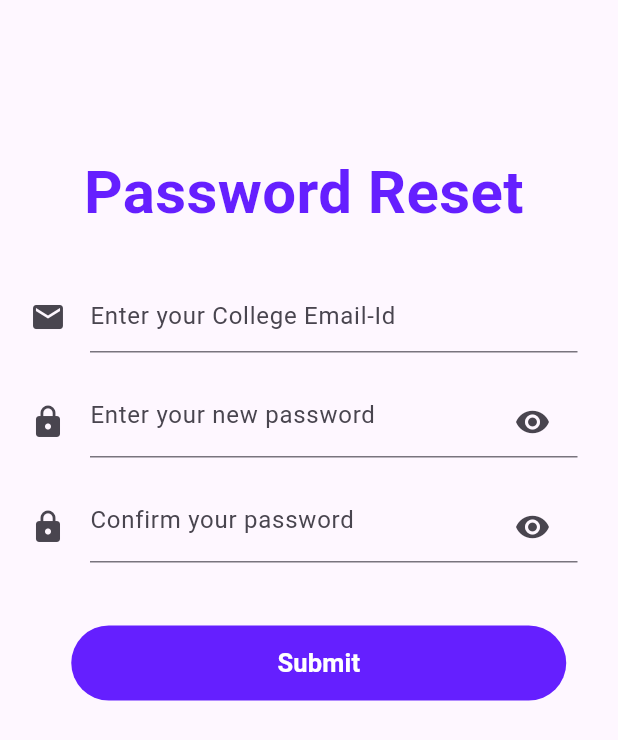
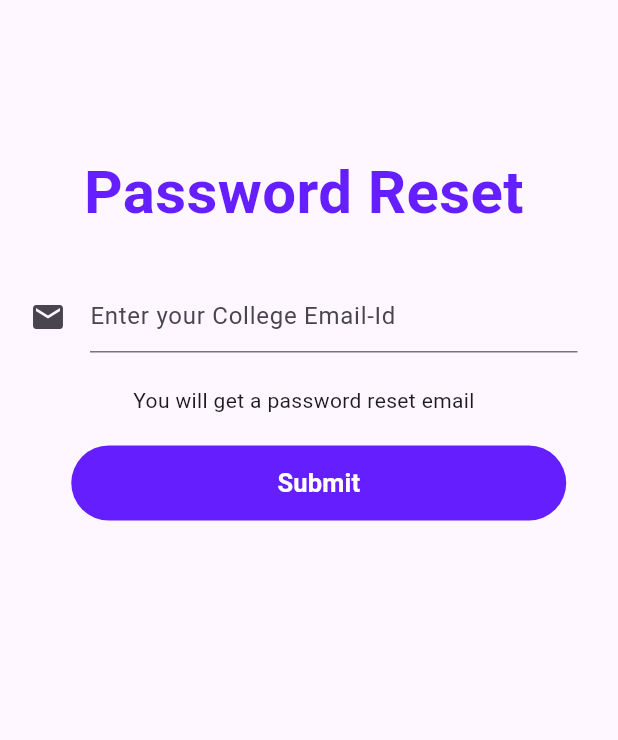
Before and after one commit to sam6coder/smartattendance, a Flutter app: the ForgotStudentScreen screen opened directly, after a tap on "Submit", on a phone screen of 412 x 824 dp. Shown: the top 740 px of the screen. Run offline on Flutter 3.47's test engine with Material 3 defaults, Android fonts, the phone set to English and light mode, and no system bars; our stand-ins replace auto_size_text, camera, cloud_firestore, date_format, firebase_auth, firebase_core and 10 more; missing offline and left inert: amplify_auth_cognito, amplify_flutter, amplify_storage_s3, aws_common, firebase_cached_image, map_launcher; accounts and stored records are empty.

Commit message:
second commit

```diff
--- a/lib/screens/forgot_student.dart
+++ b/lib/screens/forgot_student.dart
@@ -1,4 +1,5 @@
 import 'package:flutter/material.dart';
+import 'package:smart_attendance_system/screens/login_student.dart';
 import 'package:smart_attendance_system/screens/login_teacher.dart';
 import 'package:smart_attendance_system/screens/login_teacher.dart';
 import 'dart:developer';
@@ -7,24 +8,17 @@ import 'package:cloud_firestore/cloud_firestore.dart';
 import 'package:fluttertoast/fluttertoast.dart';
 import 'package:firebase_database/firebase_database.dart';
 
-
-class ForgotStudentScreen extends StatefulWidget{
+class ForgotStudentScreen extends StatefulWidget {
   const ForgotStudentScreen({super.key});
   @override
-  ForgotStudentScreenState createState()=>ForgotStudentScreenState();
-
+  ForgotStudentScreenState createState() => ForgotStudentScreenState();
 }
 
-class ForgotStudentScreenState extends State<ForgotStudentScreen>{
+class ForgotStudentScreenState extends State<ForgotStudentScreen> {
   FocusNode myfocus = FocusNode();
   final formKey = GlobalKey<FormState>();
   TextEditingController emailController = TextEditingController();
   final emailFocusNode = FocusNode();
-  TextEditingController passwordController=TextEditingController();
-  final passwordFocusNode=FocusNode();
-  TextEditingController repasswordController=TextEditingController();
-  final repasswordFocusNode=FocusNode();
-
 
   String extractUsernameFromEmail(String email) {
     List<String> parts = email.split('@');
@@ -34,52 +28,32 @@ class ForgotStudentScreenState extends State<ForgotStudentScreen>{
       throw FormatException('Invalid email format');
     }
   }
-  void forgot() async{
-    String email=emailController.text.trim();
-    String passwd=passwordController.text.trim();
-    String repasswd=repasswordController.text.trim();
+
+  void forgot() async {
+    String email = emailController.text.trim();
+
     String username = extractUsernameFromEmail(email);
-    print('Username: $username');
 
-    if(email=="" || passwd=="" || repasswd==""){
+    if (email == "") {
       Fluttertoast.showToast(
           msg: 'Please fill all the fields',
           toastLength: Toast.LENGTH_SHORT,
           gravity: ToastGravity.BOTTOM,
           backgroundColor: Color(0xFFF3E5F5),
-          textColor: Colors.black
-      );
-    }else if(passwd!=repasswd){
-      Fluttertoast.showToast(
-          msg: 'Password does not match',
-          toastLength: Toast.LENGTH_SHORT,
-          gravity: ToastGravity.BOTTOM,
-          backgroundColor: Color(0xFFF3E5F5),
-          textColor: Colors.black
-      );
-      }
+          textColor: Colors.black);
+    } else {
+      try {
+        await FirebaseAuth.instance.sendPasswordResetEmail(email: email);
 
-    else{
-      try{
-        await FirebaseAuth.instance.sendPasswordResetEmail(email: email);
-        Map<String, dynamic> newUserData = {
-          "password": "$passwd"
-        };
         Fluttertoast.showToast(
-            msg: 'Password reset',
+            msg: 'Password reset email is sent',
             toastLength: Toast.LENGTH_SHORT,
             gravity: ToastGravity.BOTTOM,
             backgroundColor: Color(0xFFF3E5F5),
-            textColor: Colors.black
-        );
-        FirebaseDatabase database = FirebaseDatabase.instance;
-        DatabaseReference ref = database.ref("students/$username ipec");
-        await ref.update({
-          "Password": passwd,
-        });
-        await FirebaseFirestore.instance.collection("students").doc(
-            "$username ipec").update(newUserData).then((value)=>Navigator.of(context).pop());
-      }on FirebaseAuthException catch(ex){
+            textColor: Colors.black);
+        Navigator.pushReplacement(context,
+            MaterialPageRoute(builder: (context) => LoginStudentScreen()));
+      } on FirebaseAuthException catch (ex) {
         log(ex.code.toString());
       }
     }
@@ -96,11 +70,10 @@ class ForgotStudentScreenState extends State<ForgotStudentScreen>{
   void dispose() {
     super.dispose();
     emailController.dispose();
-
   }
 
   @override
-  Widget build (BuildContext context){
+  Widget build(BuildContext context) {
     return Scaffold(
       body: Padding(
         padding: const EdgeInsets.all(20.0),
@@ -112,14 +85,17 @@ class ForgotStudentScreenState extends State<ForgotStudentScreen>{
                 padding: EdgeInsets.only(top: 80),
                 child: Column(
                   children: [
-                    Text('Password Reset',style:TextStyle(fontSize:40,color: Color(0xFF651FFF),fontWeight: FontWeight.bold)),
+                    Text('Password Reset',
+                        style: TextStyle(
+                            fontSize: 40,
+                            color: Color(0xFF651FFF),
+                            fontWeight: FontWeight.bold)),
                     SizedBox(
                       height: 30,
                     ),
                     ConstrainedBox(
-                      constraints: BoxConstraints.tight(const Size(365,50)),
+                      constraints: BoxConstraints.tight(const Size(365, 50)),
                       child: TextFormField(
-
                         focusNode: emailFocusNode,
                         keyboardType: TextInputType.emailAddress,
                         controller: emailController,
@@ -136,114 +112,39 @@ class ForgotStudentScreenState extends State<ForgotStudentScreen>{
                         },
                       ),
                     ),
-
-
                     SizedBox(
                       height: 20,
                     ),
-
-                    ConstrainedBox(
-                      constraints: BoxConstraints.tight(const Size(365,50)),
-                      child: TextFormField(
-                        obscureText: isObscured,
-                        focusNode: passwordFocusNode,
-                        keyboardType: TextInputType.visiblePassword,
-                        controller: passwordController,
-                        decoration: InputDecoration(
-
-                          hintText: 'Enter your new password',
-                          icon: Icon(Icons.lock),
-                          suffixIcon: IconButton(
-
-                            padding: EdgeInsetsDirectional.only(end: 12.0),
-                            icon: isObscured
-                                ? Icon(Icons.visibility)
-                                : Icon(Icons.visibility_off),
-                            onPressed: () {
-                              setState(() {
-                                isObscured = !isObscured;
-                              });
-                            },
-                          ),
-                        ),
-                        validator: (value) {
-                          if (value == null || value.isEmpty) {
-                            passwordFocusNode.requestFocus();
-                            return 'Please enter some text';
-                          }
-                          if (value.length < 6) {
-                            passwordFocusNode.requestFocus();
-                            return 'Password must be atleast 6 characters';
-                          }
-                        },
-                      ),
+                    Container(
+                      child: Text('You will get a password reset email'),
                     ),
                     SizedBox(
                       height: 20,
                     ),
-
-
-                    ConstrainedBox(
-                      constraints: BoxConstraints.tight(const Size(365,50)),
-                      child: TextFormField(
-                        obscureText: isObscured,
-                        focusNode: repasswordFocusNode,
-                        keyboardType: TextInputType.visiblePassword,
-                        controller: repasswordController,
-                        decoration: InputDecoration(
-
-                          hintText: 'Confirm your password',
-                          icon: Icon(Icons.lock),
-                          suffixIcon: IconButton(
-
-                            padding: EdgeInsetsDirectional.only(end: 12.0),
-                            icon: isObscured
-                                ? Icon(Icons.visibility)
-                                : Icon(Icons.visibility_off),
-                            onPressed: () {
-                              setState(() {
-                                isObscured = !isObscured;
-                              });
-                            },
+                    Padding(
+                      padding: const EdgeInsets.only(left: 20.0),
+                      child: TextButton(
+                        style: ButtonStyle(
+                          fixedSize: MaterialStateProperty.all(Size(330, 50)),
+                          backgroundColor: MaterialStatePropertyAll<Color>(
+                            Color(0xFF651FFF),
                           ),
                         ),
-                        validator: (value) {
-                          if (value == null || value.isEmpty) {
-                            repasswordFocusNode.requestFocus();
-                            return 'Please enter some text';
-                          }
-                          if (value.length < 6) {
-                            repasswordFocusNode.requestFocus();
-                            return 'Password must be atleast 6 characters';
-                          }
+                        onPressed: () {
+                          forgot();
                         },
+                        child: Text('Submit',
+                            style: TextStyle(
+                                color: Colors.white,
+                                fontSize: 17,
+                                fontWeight: FontWeight.bold)),
                       ),
                     ),
-                    SizedBox(
-                      height: 40,
-                    ),
-
-
-                    Padding(
-                      padding: const EdgeInsets.only(left:20.0),
-                      child: TextButton(
-                        style: ButtonStyle(
-                          fixedSize: MaterialStateProperty.all(Size(330,50)),
-                          backgroundColor: MaterialStatePropertyAll<Color>(Color(0xFF651FFF),),),
-                        onPressed: (){
-                          forgot();
-
-
-                        }, child: Text('Submit',style:TextStyle(color:Colors.white,fontSize: 17,fontWeight: FontWeight.bold)),),
-                    ),
-
                   ],
                 )),
           ),
         ),
       ),
-
-
     );
   }
 }
```
